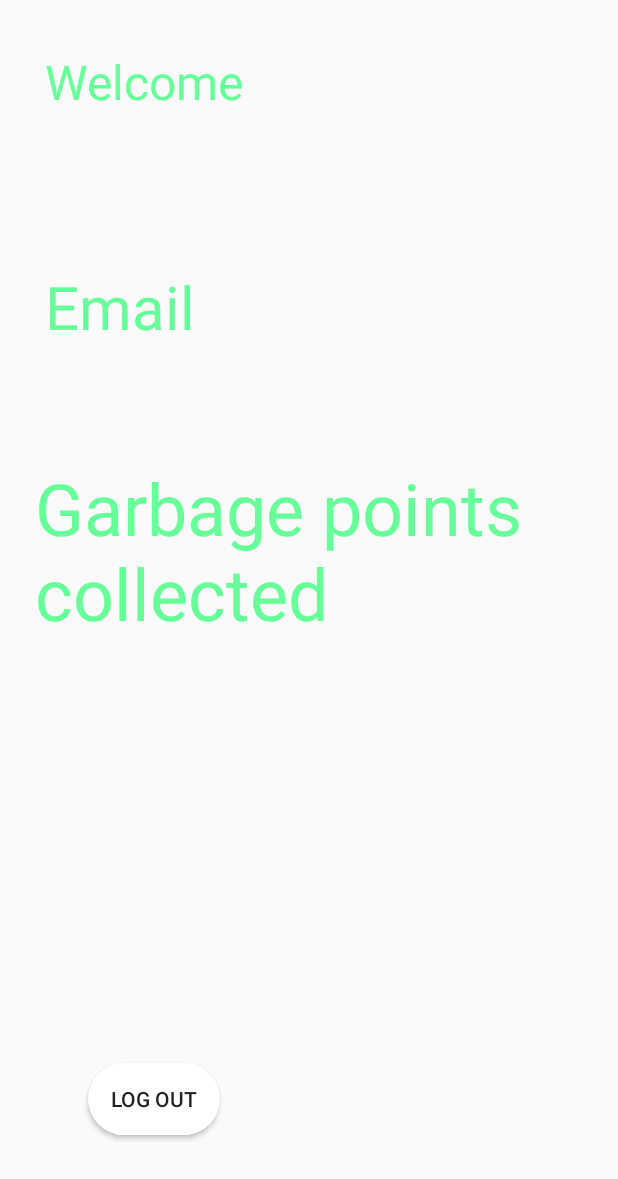
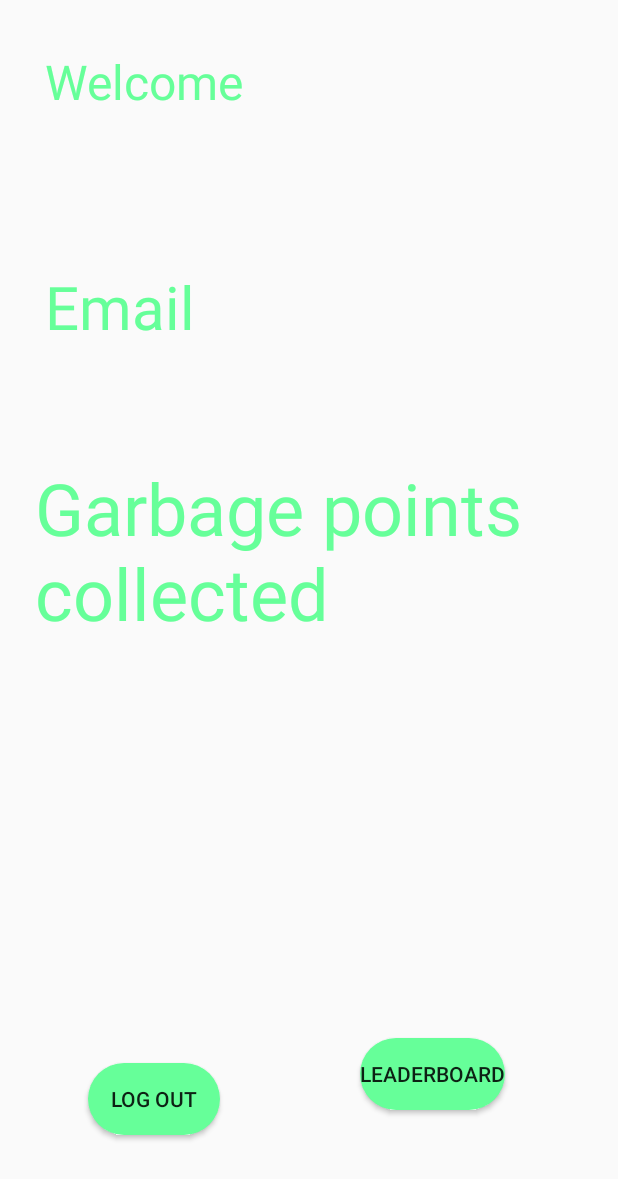
Before and after one commit to HiMyNameIsGarch/smart-recycle, an Android app: the AfterLoginMenu screen opened directly, with no data from a screen before it, on a phone screen of 412 x 824 dp. Shown: the top 1179 px of the screen. Run offline under Robolectric (Android 15) with nearby library versions, the phone set to English and light mode, and no system bars; our stand-ins replace Firebase (no records; nobody signed in at launch, a user with empty details on screens opened directly); Roboto replaces fonts that are not available here.

Commit message:
Added some style

```diff
--- a/app/src/main/java/com/example/smart_recycle/AfterLoginMenu.java
+++ b/app/src/main/java/com/example/smart_recycle/AfterLoginMenu.java
@@ -21,7 +21,7 @@ public class AfterLoginMenu extends AppCompatActivity {
     private FirebaseUser user;
     private DatabaseReference reference;
     private String userID;
-    Button logout;
+    Button logout, leaderboard;
     @Override
     protected void onCreate(Bundle savedInstanceState) {
         super.onCreate(savedInstanceState);
@@ -30,6 +30,7 @@ public class AfterLoginMenu extends AppCompatActivity {
         reference =FirebaseDatabase.getInstance().getReference("Users");
         userID=user.getUid();
         logout=(Button) findViewById(R.id.Logout);
+        leaderboard=(Button) findViewById(R.id.leaderboard);
         final TextView showname = (TextView) findViewById(R.id.welcome);
         final TextView showemail = (TextView) findViewById(R.id.showemail);
         final TextView showgarbage = (TextView) findViewById(R.id.garbagepointcounter);
@@ -60,5 +61,13 @@ public class AfterLoginMenu extends AppCompatActivity {
                 finish();
             }
         });
+        leaderboard.setOnClickListener(new View.OnClickListener() {
+            @Override
+            public void onClick(View view) {
+                FirebaseAuth.getInstance().signOut();
+                startActivity(new Intent(AfterLoginMenu.this,Top_garbage_collectors.class));
+                finish();
+            }
+        });
     }
 }
--- a/app/src/main/res/layout/activity_after_login_menu.xml
+++ b/app/src/main/res/layout/activity_after_login_menu.xml
@@ -63,7 +63,22 @@
         app:layout_constraintStart_toStartOf="parent"
         app:layout_constraintTop_toTopOf="parent"
         app:layout_constraintVertical_bias="0.913"
-        android:background="@drawable/buttons2"
+        android:background="@drawable/buttons"
         />
 
+    <Button
+        android:id="@+id/leaderboard"
+        android:layout_width="wrap_content"
+        android:layout_height="wrap_content"
+        android:layout_marginStart="97dp"
+        android:layout_marginTop="237dp"
+        android:layout_marginEnd="79dp"
+        android:layout_marginBottom="58dp"
+        android:background="@drawable/buttons"
+        android:text="leaderboard"
+        app:layout_constraintBottom_toBottomOf="parent"
+        app:layout_constraintEnd_toEndOf="parent"
+        app:layout_constraintStart_toEndOf="@+id/Logout"
+        app:layout_constraintTop_toBottomOf="@+id/garbagepointcounter" />
+
 </androidx.constraintlayout.widget.ConstraintLayout>
```
